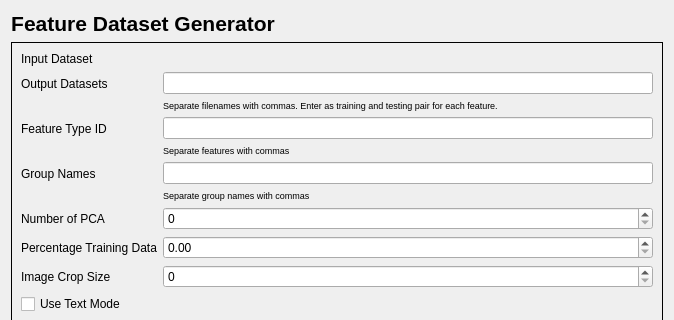
Before: the Qt Designer form atr_feature_dataset_generator/feat_dataset_generator_dialog_base.ui in AUGSignals/qgis-plugins, drawn with Qt 5; both pictures show x 0 to 674 and y 0 to 320 of the 674 by 572 pixel window.
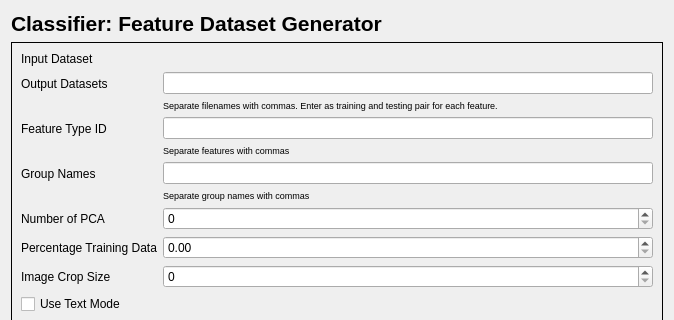
After: the same form once the commit is applied. Icons and pictures are not drawn. Custom widgets are drawn as their Qt base class.

What changed in the file:
```diff
--- a/atr_feature_dataset_generator/feat_dataset_generator_dialog_base.ui
+++ b/atr_feature_dataset_generator/feat_dataset_generator_dialog_base.ui
@@ -26,15 +26,24 @@
    </item>
    <item row="0" column="1" alignment="Qt::AlignLeft">
     <widget class="QLabel" name="title_label">
+     <property name="minimumSize">
+      <size>
+       <width>540</width>
+       <height>25</height>
+      </size>
+     </property>
      <property name="text">
       <string>&lt;!DOCTYPE HTML PUBLIC &quot;-//W3C//DTD HTML 4.0//EN&quot; &quot;http://www.w3.org/TR/REC-html40/strict.dtd&quot;&gt;
 &lt;html&gt;&lt;head&gt;&lt;meta name=&quot;qrichtext&quot; content=&quot;1&quot; /&gt;&lt;style type=&quot;text/css&quot;&gt;
 p, li { white-space: pre-wrap; }
 &lt;/style&gt;&lt;/head&gt;&lt;body style=&quot; font-family:'MS Shell Dlg 2'; font-size:8pt; font-weight:400; font-style:normal;&quot;&gt;
-&lt;p style=&quot; margin-top:0px; margin-bottom:0px; margin-left:0px; margin-right:0px; -qt-block-indent:0; text-indent:0px;&quot;&gt;&lt;span style=&quot; font-family:'Sans Serif'; font-size:16pt; font-weight:600;&quot;&gt;Feature Dataset Generator&lt;/span&gt;&lt;/p&gt;&lt;/body&gt;&lt;/html&gt;</string>
+&lt;p style=&quot; margin-top:0px; margin-bottom:0px; margin-left:0px; margin-right:0px; -qt-block-indent:0; text-indent:0px;&quot;&gt;&lt;span style=&quot; font-family:'Sans Serif'; font-size:16pt; font-weight:600;&quot;&gt;Classifier: Feature Dataset Generator&lt;/span&gt;&lt;/p&gt;&lt;/body&gt;&lt;/html&gt;</string>
+     </property>
+     <property name="scaledContents">
+      <bool>false</bool>
      </property>
      <property name="alignment">
-      <set>Qt::AlignCenter</set>
+      <set>Qt::AlignLeading|Qt::AlignLeft|Qt::AlignVCenter</set>
      </property>
     </widget>
    </item>
```
Left out of the diff: 10 changed lines with no effect on the pictures.
